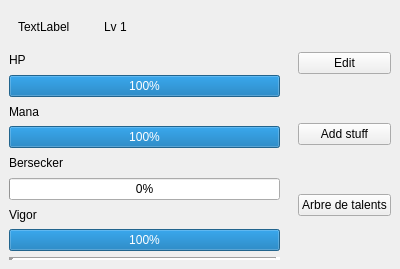
Old version of the form app/view/forms/heropanel.ui in the repository r0nd0ud0u/qt-rpg.
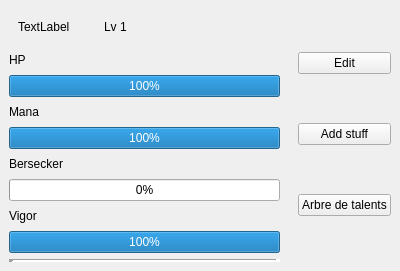
New version of the form. Custom widgets are drawn as their Qt base class.

```diff
--- a/app/view/forms/heropanel.ui
+++ b/app/view/forms/heropanel.ui
@@ -7,7 +7,7 @@
     <x>0</x>
     <y>0</y>
     <width>400</width>
-    <height>269</height>
+    <height>271</height>
    </rect>
   </property>
   <property name="windowTitle">
```
